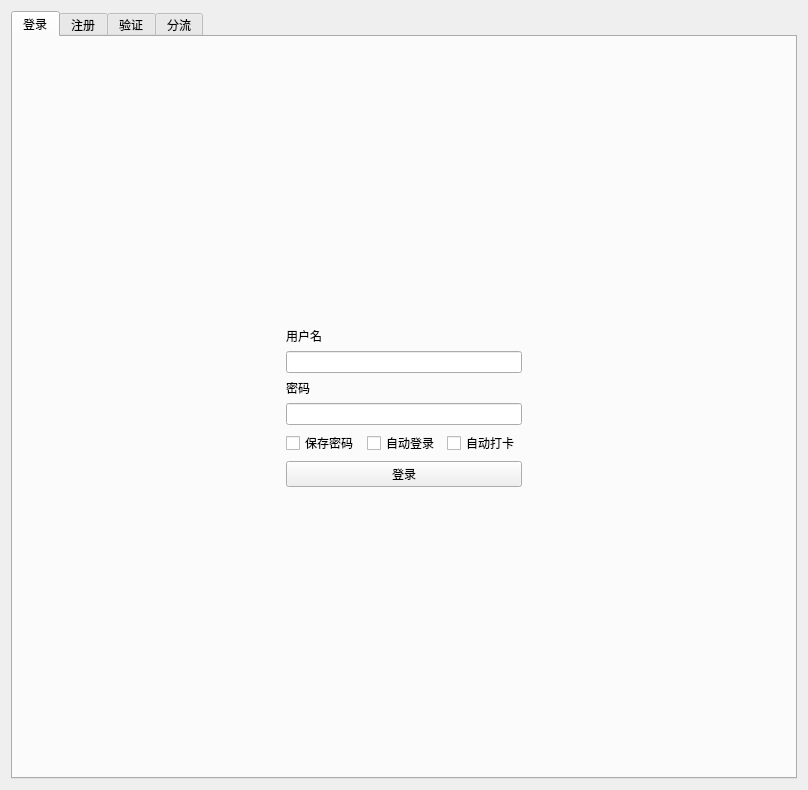
First picture: the form in ui/ui_login_new.ui, repository tonquer/JMComic-qt, before the edit.
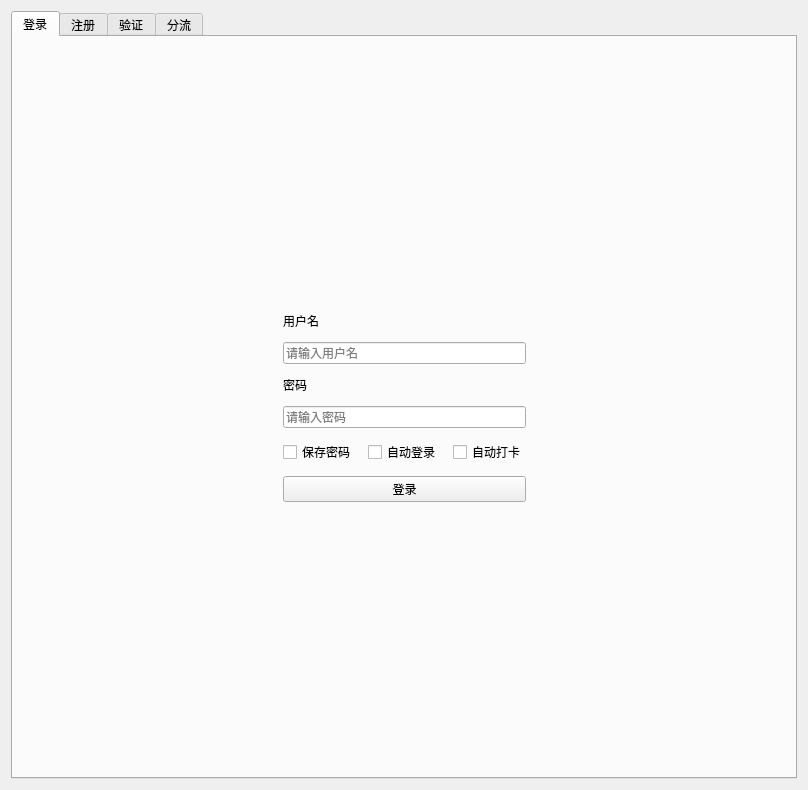
Second picture: the form after the edit. The open tabs and pages were chosen to show the change. Custom widgets are drawn as their Qt base class.

Diff of the .ui file:
```diff
--- a/ui/ui_login_new.ui
+++ b/ui/ui_login_new.ui
@@ -39,6 +39,19 @@
        <property name="bottomMargin">
         <number>9</number>
        </property>
+       <item>
+        <spacer name="verticalSpacer">
+         <property name="orientation">
+          <enum>Qt::Orientation::Vertical</enum>
+         </property>
+         <property name="sizeHint" stdset="0">
+          <size>
+           <width>20</width>
+           <height>40</height>
+          </size>
+         </property>
+        </spacer>
+       </item>
        <item>
         <layout class="QHBoxLayout" name="horizontalLayout">
          <item>
@@ -57,19 +70,21 @@
          <item>
           <widget class="QWidget" name="widget" native="true">
            <layout class="QVBoxLayout" name="verticalLayout">
-            <item>
-             <spacer name="verticalSpacer">
-              <property name="orientation">
-               <enum>Qt::Orientation::Vertical</enum>
-              </property>
-              <property name="sizeHint" stdset="0">
-               <size>
-                <width>20</width>
-                <height>40</height>
-               </size>
-              </property>
-             </spacer>
-            </item>
+            <property name="spacing">
+             <number>12</number>
+            </property>
+            <property name="leftMargin">
+             <number>28</number>
+            </property>
+            <property name="topMargin">
+             <number>28</number>
+            </property>
+            <property name="rightMargin">
+             <number>28</number>
+            </property>
+            <property name="bottomMargin">
+             <number>28</number>
+            </property>
             <item>
              <widget class="QLabel" name="label_5">
               <property name="text">
@@ -78,7 +93,11 @@
              </widget>
             </item>
             <item>
-             <widget class="QLineEdit" name="userEdit_2"/>
+             <widget class="QLineEdit" name="userEdit_2">
+              <property name="placeholderText">
+               <string>请输入用户名</string>
+              </property>
+             </widget>
             </item>
             <item>
              <widget class="QLabel" name="label_6">
@@ -92,6 +111,9 @@
               <property name="echoMode">
                <enum>QLineEdit::EchoMode::Password</enum>
               </property>
+              <property name="placeholderText">
+               <string>请输入密码</string>
+              </property>
              </widget>
             </item>
             <item>
@@ -126,19 +148,6 @@
               </property>
              </widget>
             </item>
-            <item>
-             <spacer name="verticalSpacer_2">
-              <property name="orientation">
-               <enum>Qt::Orientation::Vertical</enum>
-              </property>
-              <property name="sizeHint" stdset="0">
-               <size>
-                <width>20</width>
-                <height>40</height>
-               </size>
-              </property>
-             </spacer>
-            </item>
            </layout>
           </widget>
          </item>
@@ -157,6 +166,19 @@
          </item>
         </layout>
        </item>
+       <item>
+        <spacer name="verticalSpacer_2">
+         <property name="orientation">
+          <enum>Qt::Orientation::Vertical</enum>
+         </property>
+         <property name="sizeHint" stdset="0">
+          <size>
+           <width>20</width>
+           <height>40</height>
+          </size>
+         </property>
+        </spacer>
+       </item>
       </layout>
      </widget>
      <widget class="QWidget" name="tab_2">
```
Left out of the diff: 8 changed lines with no effect on the pictures.
